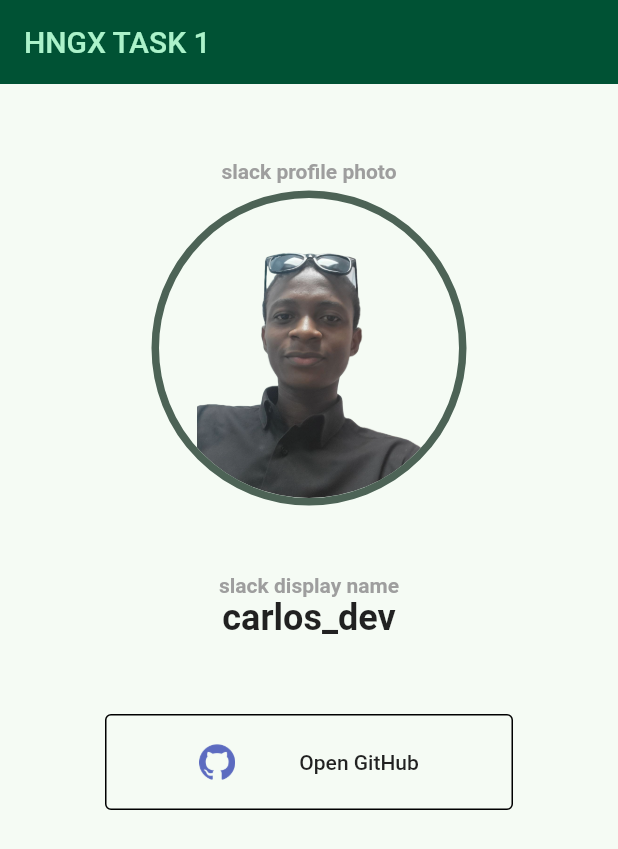
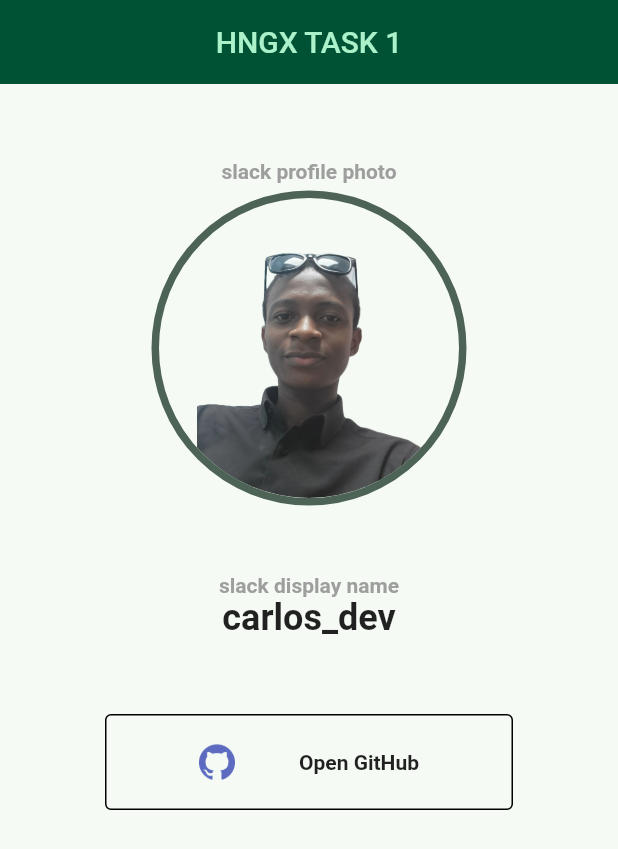
Before and after one commit to ClementPeter/HNGX, a Flutter app: the screen it shows after launch, on a phone screen of 412 x 824 dp. Shown: the top 849 px of the screen. Run offline on Flutter 3.47's test engine with Material 2 defaults, Android fonts, the phone set to English and light mode, and no system bars; our stand-ins replace webview_flutter.

Commit message:
task_one

```diff
--- a/task_1/lib/main.dart
+++ b/task_1/lib/main.dart
@@ -1,6 +1,5 @@
 import 'package:flutter/material.dart';
-import 'package:task_1/profile.dart';
-import 'package:webview_flutter/webview_flutter.dart';
+import 'package:task_1/webView_profile.dart';
 
 void main() {
   runApp(const MyApp());
@@ -41,47 +40,12 @@ class MyHomePage extends StatefulWidget {
 }
 
 class _MyHomePageState extends State<MyHomePage> {
-  //set webview controller
-  late final WebViewController webViewController;
-
-  //initialize webview
-  @override
-  void initState() {
-    // TODO: implement initState
-
-    webViewController = WebViewController()
-      ..setJavaScriptMode(JavaScriptMode.unrestricted)
-      ..setBackgroundColor(kColorScheme.surfaceTint)
-      ..setNavigationDelegate(
-        NavigationDelegate(
-          onProgress: (progress) {
-            CircularProgressIndicator(
-              value: progress.toDouble(),
-            );
-          },
-          onPageStarted: (url) {},
-          onPageFinished: (url) {},
-          onWebResourceError: (error) {},
-          onNavigationRequest: (request) {
-            if (!request.url.startsWith("https://github.com/ClementPeter")) {
-              return NavigationDecision.prevent;
-            }
-            return NavigationDecision.navigate;
-          },
-        ),
-      )
-      ..loadRequest(Uri.parse("https://github.com/ClementPeter"));
-
-    // _webViewController = controller;
-
-    super.initState();
-  }
-
   @override
   Widget build(BuildContext context) {
     return Scaffold(
       appBar: AppBar(
         title: Text(widget.title),
+        centerTitle: true,
       ),
       body: ListView(
         children: [
@@ -145,7 +109,7 @@ class _MyHomePageState extends State<MyHomePage> {
                   context,
                   MaterialPageRoute(
                     builder: (context) {
-                      return Profile(webViewController: webViewController);
+                      return const WebViewProfile();
                     },
                   ),
                 );
@@ -157,7 +121,12 @@ class _MyHomePageState extends State<MyHomePage> {
                     'assets/github.png',
                     width: 24,
                   ),
-                  const Text('Open GitHub'),
+                  const Text(
+                    'Open GitHub',
+                    style: TextStyle(
+                      fontWeight: FontWeight.bold,
+                    ),
+                  ),
                 ],
               ),
             ),
```
Also changed, not shown: task_1/lib/profile.dart (deleted, +0 -22 lines), task_1/lib/webView_profile.dart (added, +89 -0 lines), 1 other file.
